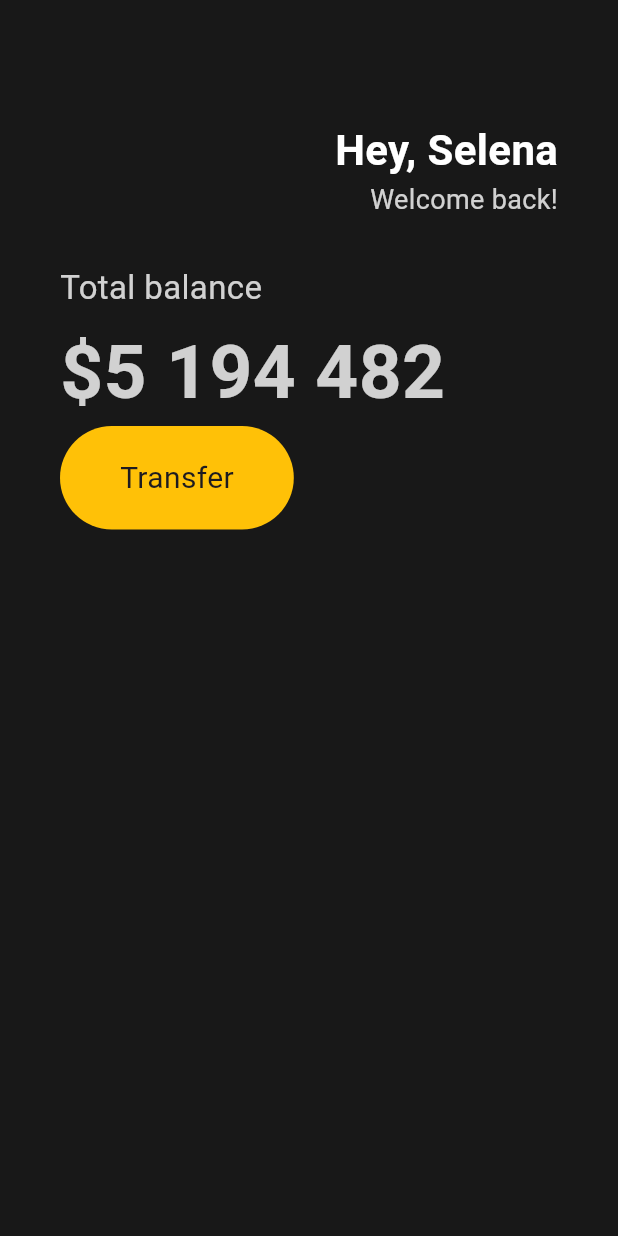
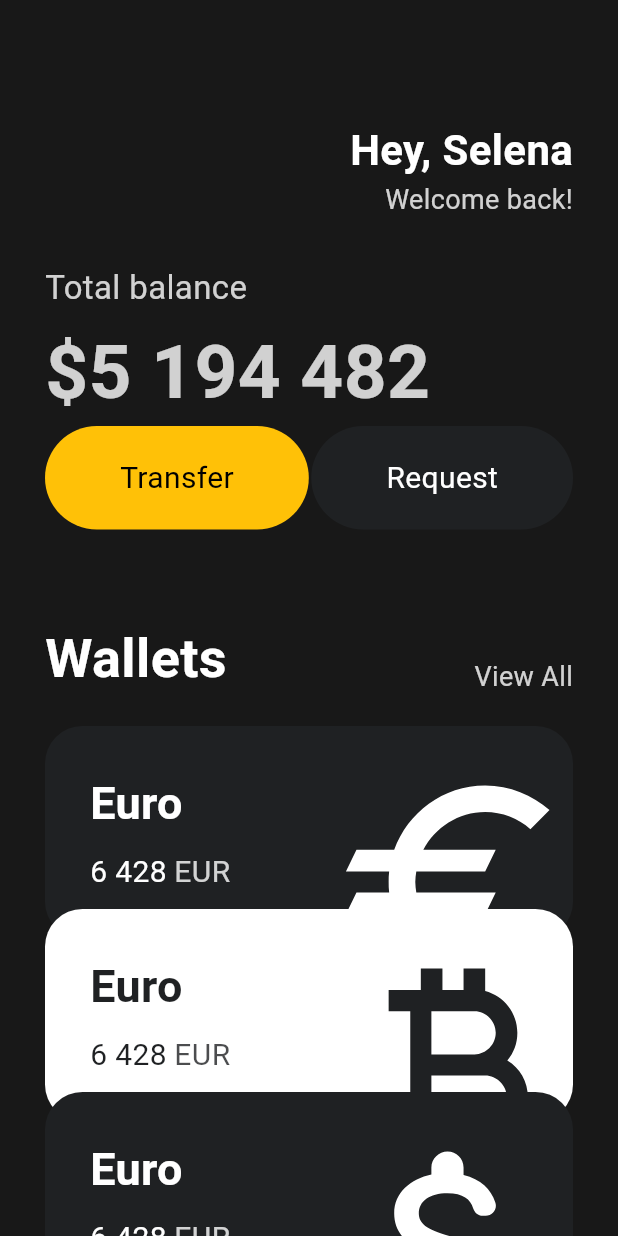
Before and after one commit to s113488/flutter, a Flutter app: the screen it shows after launch, on a phone screen of 412 x 824 dp. Run offline on Flutter 3.47's test engine with Material 3 defaults, Android fonts, the phone set to English and light mode, and no system bars.

Commit message:
first_ui

```diff
--- a/lib/main.dart
+++ b/lib/main.dart
@@ -1,3 +1,5 @@
+import 'package:app/widgets/button.dart';
+import 'package:app/widgets/currency_code.dart';
 import 'package:flutter/material.dart';
 
 void main() {
@@ -11,20 +13,21 @@ class App extends StatelessWidget {
   Widget build(BuildContext context) {
     return MaterialApp(
       home: Scaffold(
-        backgroundColor: Color(0xFF181818),
-        body: Padding(
-            padding: EdgeInsets.symmetric(horizontal: 40),
+        backgroundColor: const Color(0xFF181818),
+        body: SingleChildScrollView(
+          child: Padding(
+            padding: const EdgeInsets.symmetric(horizontal: 30),
             child: Column(
               crossAxisAlignment: CrossAxisAlignment.start,
               children: [
-                SizedBox(height: 80),
+                const SizedBox(height: 80),
                 Row(
                   mainAxisAlignment: MainAxisAlignment.end,
                   children: [
                     Column(
                       crossAxisAlignment: CrossAxisAlignment.end,
                       children: [
-                        Text(
+                        const Text(
                           'Hey, Selena',
                           style: TextStyle(
                               color: Colors.white,
@@ -42,7 +45,7 @@ class App extends StatelessWidget {
                     )
                   ],
                 ),
-                SizedBox(
+                const SizedBox(
                   height: 30,
                 ),
                 Text(
@@ -52,7 +55,7 @@ class App extends StatelessWidget {
                     color: Colors.white.withOpacity(0.8),
                   ),
                 ),
-                SizedBox(
+                const SizedBox(
                   height: 5,
                 ),
                 Text('\$5 194 482',
@@ -61,24 +64,71 @@ class App extends StatelessWidget {
                       fontWeight: FontWeight.w600,
                       color: Colors.white.withOpacity(0.8),
                     )),
+                const Row(
+                  mainAxisAlignment: MainAxisAlignment.spaceBetween,
+                  children: [
+                    Button(
+                      text: 'Transfer',
+                      textColor: Colors.black,
+                      bgColor: Colors.amber,
+                    ),
+                    Button(
+                      text: 'Request',
+                      textColor: Colors.white,
+                      bgColor: Color(0xFF1F2123),
+                    )
+                  ],
+                ),
+                const SizedBox(
+                  height: 60,
+                ),
                 Row(
-                  children: [
-                    Container(
-                        decoration: BoxDecoration(
-                            borderRadius: BorderRadius.circular(45),
-                            color: Colors.amber),
-                        child: Padding(
-                          padding: EdgeInsets.symmetric(
-                              horizontal: 40, vertical: 20),
-                          child: Text(
-                            'Transfer',
-                            style: TextStyle(fontSize: 20),
-                          ),
-                        )),
-                  ],
-                )
+                    crossAxisAlignment: CrossAxisAlignment.end,
+                    mainAxisAlignment: MainAxisAlignment.spaceBetween,
+                    children: [
+                      const Text(
+                        'Wallets',
+                        style: TextStyle(
+                            fontSize: 36,
+                            color: Colors.white,
+                            fontWeight: FontWeight.w600),
+                      ),
+                      Text(
+                        'View All',
+                        style: TextStyle(
+                          fontSize: 18,
+                          color: Colors.white.withOpacity(0.8),
+                        ),
+                      ),
+                    ]),
+                const SizedBox(
+                  height: 20,
+                ),
+                const CurrencyCode(
+                    name: 'EURO',
+                    amount: '6 248',
+                    code: 'EUR',
+                    icon: Icons.euro_outlined,
+                    isInverted: false,
+                    order: 1),
+                const CurrencyCode(
+                    name: 'Bitcoin',
+                    amount: '9 234',
+                    code: 'BTC',
+                    icon: Icons.currency_bitcoin_outlined,
+                    isInverted: true,
+                    order: 2),
+                const CurrencyCode(
+                    name: 'Dollar',
+                    amount: '6 248',
+                    code: 'USD',
+                    icon: Icons.attach_money_rounded,
+                    isInverted: false,
+                    order: 3),
               ],
-            )),
+            ),
+          ),
+        ),
       ),
     );
   }
--- /dev/null
+++ b/lib/makedict.dart
@@ -0,0 +1,63 @@
+typedef DictionaryData = Map<String, String>;
+
+class Dictionary {
+  DictionaryData datadict;
+
+  Dictionary({required this.datadict});
+
+  void add({required String term, required String definition}) {
+    datadict[term] = definition;
+  }
+
+  String get({required String term}) {
+    return datadict[term] ?? '해당 단어가 사전에 없습니다.';
+  }
+
+  void delete({required String term}) {
+    datadict.remove([term]);
+  }
+
+  void update({required String term, required String definition}) {
+    if (datadict.containsKey(term)) {
+      datadict[term] = definition;
+    } else {
+      print('해당 단어가 사전에 없습니다.');
+    }
+  }
+
+  void showAll() {
+    datadict.forEach((term, definition) {
+      print("$term =$definition ");
+    });
+  }
+
+  int count() {
+    return datadict.length;
+  }
+
+  void upsert({required String term, required String definition}) {
+    datadict[term] = definition;
+  }
+
+  void exists({required String eng}) {
+    if (datadict.containsKey(eng)) {
+      print('해당단어가 사전에 존재합니다.');
+    } else {
+      print('해당 단어가 사전에 존재하지 않습니다.');
+    }
+  }
+
+  void bulkAdd(List<DictionaryData> dictlist) {
+    for (int i = 0; i < dictlist.length; i++) {
+      add(term: dictlist[i]['term']!, definition: dictlist[i]['definition']!);
+    }
+  }
+
+  void bulkDelete(List<String> dictlist) {
+    for (int i = 0; i < dictlist.length; i++) {
+      delete(term: datadict[i]!);
+    }
+  }
+}
+
+void main() {}
--- /dev/null
+++ b/lib/widgets/button.dart
@@ -0,0 +1,31 @@
+import 'package:flutter/material.dart';
+
+class Button extends StatelessWidget {
+  final String text;
+  final Color textColor;
+  final Color bgColor;
+
+  const Button({
+    super.key,
+    required this.text,
+    required this.textColor,
+    required this.bgColor,
+  });
+
+  @override
+  Widget build(Object context) {
+    return Container(
+      decoration: BoxDecoration(
+        borderRadius: BorderRadius.circular(45),
+        color: bgColor,
+      ),
+      child: Padding(
+        padding: const EdgeInsets.symmetric(horizontal: 50, vertical: 20),
+        child: Text(
+          text,
+          style: TextStyle(fontSize: 20, color: textColor),
+        ),
+      ),
+    );
+  }
+}
--- /dev/null
+++ b/lib/widgets/currency_code.dart
@@ -0,0 +1,89 @@
+import 'dart:ui';
+
+import 'package:flutter/material.dart';
+
+class CurrencyCode extends StatelessWidget {
+  final String name, amount, code;
+  final IconData icon;
+  final bool isInverted;
+  final int order;
+
+  final _blackcolor = const Color(0xFF1F2123);
+
+  const CurrencyCode({
+    super.key,
+    required this.name,
+    required this.amount,
+    required this.code,
+    required this.icon,
+    required this.isInverted,
+    required this.order,
+  });
+
+  @override
+  Widget build(BuildContext context) {
+    return Transform.translate(
+      offset: Offset(0, -20 * (order - 1)),
+      child: Container(
+        clipBehavior: Clip.hardEdge,
+        decoration: BoxDecoration(
+            borderRadius: BorderRadius.circular(25),
+            color: isInverted ? Colors.white : _blackcolor),
+        child: Padding(
+          padding: const EdgeInsets.all(30),
+          child: Row(
+            mainAxisAlignment: MainAxisAlignment.spaceBetween,
+            children: [
+              Column(
+                crossAxisAlignment: CrossAxisAlignment.start,
+                children: [
+                  Text(
+                    'Euro',
+                    style: TextStyle(
+                        fontSize: 30,
+                        fontWeight: FontWeight.w600,
+                        color: isInverted ? _blackcolor : Colors.white),
+                  ),
+                  const SizedBox(
+                    height: 10,
+                  ),
+                  Row(
+                    children: [
+                      Text(
+                        '6 428',
+                        style: TextStyle(
+                            fontSize: 20,
+                            color: isInverted ? _blackcolor : Colors.white),
+                      ),
+                      const SizedBox(
+                        width: 5,
+                      ),
+                      Text(
+                        'EUR',
+                        style: TextStyle(
+                            color: isInverted
+                                ? _blackcolor.withOpacity(0.8)
+                                : Colors.white.withOpacity(0.8),
+                            fontSize: 20),
+                      ),
+                    ],
+                  )
+                ],
+              ),
+              Transform.scale(
+                scale: 2.2,
+                child: Transform.translate(
+                    offset: const Offset(-5, 15),
+                    child: Icon(
+                      icon,
+                      color: isInverted ? _blackcolor : Colors.white,
+                      size: 78,
+                    )),
+              )
+            ],
+          ),
+        ),
+      ),
+    );
+  }
+}
```
Also changed, not shown: 1 other file.
